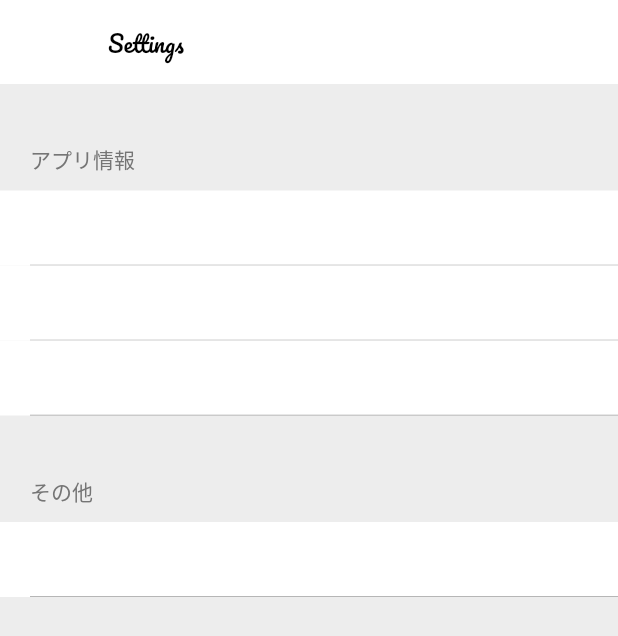
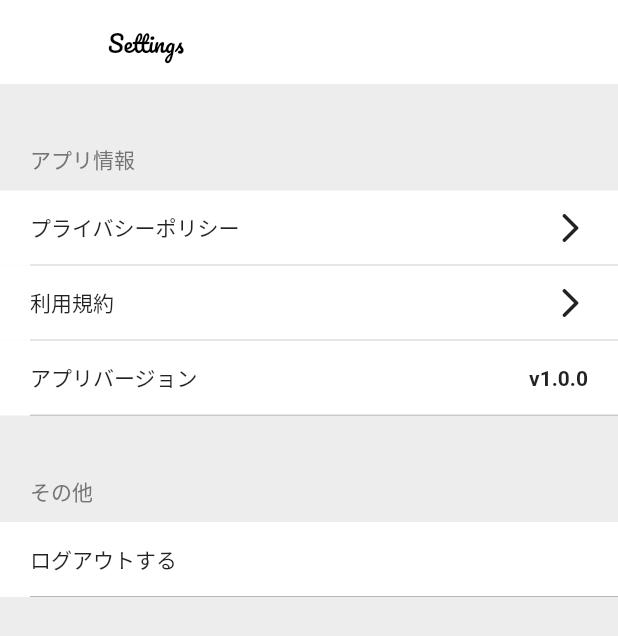
Before and after one commit to shinonome-inc/mobile_kota78_mogi_Qiita, a Flutter app: the SettingPage screen opened directly, on a phone screen of 412 x 824 dp. Shown: the top 636 px of the screen. Run offline on Flutter 3.47's test engine with Material 2 defaults, Android fonts, the phone set to English and light mode, and no system bars; our stand-ins replace webview_flutter.

Commit message:
setting_pageの実装

```diff
--- a/lib/setting_page.dart
+++ b/lib/setting_page.dart
@@ -1,7 +1,14 @@
 import 'package:flutter/material.dart';
+import 'package:webview_flutter/webview_flutter.dart';
 
+class SettingPage extends StatefulWidget {
+  const SettingPage({Key key}) : super(key: key);
 
-class SettingPage extends StatelessWidget {
+  @override
+  _SettingPageState createState() => _SettingPageState();
+}
+
+class _SettingPageState extends State<SettingPage> {
   @override
   Widget build(BuildContext context) {
     return Scaffold(
@@ -31,7 +38,34 @@ class SettingPage extends StatelessWidget {
                   ],
                 ),
               ),
-              Container(height:50.0,decoration: BoxDecoration(color: Colors.white),),
+              InkWell(
+                onTap: (){
+                  showModalBottomSheet(
+                    enableDrag: false,
+                    backgroundColor: Colors.transparent,
+                    context: context,
+                    isScrollControlled: true,
+                    builder: (context) => privacyModal(),
+                  );
+                },
+                child: Container(
+                  constraints: BoxConstraints.tightForFinite(height: 50),
+                  decoration: BoxDecoration(color: Colors.white),
+                  child:Row(
+                    children: [
+                      Padding(
+                        padding: const EdgeInsets.symmetric(vertical: 8.0, horizontal: 20.0),
+                        child: Text("プライバシーポリシー"),
+                      ),
+                      Expanded(child: Container()),
+                      Padding(
+                        padding: const EdgeInsets.symmetric(vertical: 4.0, horizontal: 20.0),
+                        child: Icon(Icons.arrow_forward_ios_rounded),
+                      ),
+                    ],
+                  ),
+                ),
+              ),
               Divider(
                 height: 0,
                 thickness: 0.5,
@@ -39,7 +73,34 @@ class SettingPage extends StatelessWidget {
                 indent: 20,
                 endIndent: 0,
               ),
-              Container(height:50.0,decoration: BoxDecoration(color: Colors.white,),),
+              InkWell(
+                onTap: (){
+                  showModalBottomSheet(
+                      enableDrag: false,
+                      backgroundColor: Colors.transparent,
+                      context: context,
+                      isScrollControlled: true,
+                      builder: (context) => termsModal()
+                  );
+                },
+                child: Container(
+                  constraints: BoxConstraints.tightForFinite(height: 50),
+                  decoration: BoxDecoration(color: Colors.white),
+                  child:Row(
+                    children: [
+                      Padding(
+                        padding: const EdgeInsets.symmetric(vertical: 8.0, horizontal: 20.0),
+                        child: Text("利用規約"),
+                      ),
+                      Expanded(child: Container()),
+                      Padding(
+                        padding: const EdgeInsets.symmetric(vertical: 4.0, horizontal: 20.0),
+                        child: Icon(Icons.arrow_forward_ios_rounded),
+                      ),
+                    ],
+                  ),
+                ),
+              ),
               Divider(
                 height: 0,
                 thickness: 0.5,
@@ -47,7 +108,23 @@ class SettingPage extends StatelessWidget {
                 indent: 20,
                 endIndent: 0,
               ),
-              Container(height:50.0,decoration: BoxDecoration(color: Colors.white,),),
+              Container(
+                constraints: BoxConstraints.tightForFinite(height: 50),
+                decoration: BoxDecoration(color: Colors.white),
+                child:Row(
+                  children: [
+                    Padding(
+                      padding: const EdgeInsets.symmetric(vertical: 8.0, horizontal: 20.0),
+                      child: Text("アプリバージョン"),
+                    ),
+                    Expanded(child: Container()),
+                    Padding(
+                      padding: const EdgeInsets.symmetric(vertical: 4.0, horizontal: 20.0),
+                      child: Text("v1.0.0", style: TextStyle(fontWeight: FontWeight.bold),),
+                    ),
+                  ],
+                ),
+              ),
               Divider(
                 height: 0,
                 thickness: 0.5,
@@ -64,7 +141,22 @@ class SettingPage extends StatelessWidget {
                   ],
                 ),
               ),
-              Container(height:50.0,decoration: BoxDecoration(color: Colors.white,),),
+              InkWell(
+                onTap: () {print("LogOut is tapped");},
+                child: Container(
+                  constraints: BoxConstraints.tightForFinite(height: 50),
+                  decoration: BoxDecoration(color: Colors.white),
+                  child:Row(
+                    children: [
+                      Padding(
+                        padding: const EdgeInsets.symmetric(vertical: 8.0, horizontal: 20.0),
+                        child: Text("ログアウトする"),
+                      ),
+                      Expanded(child: Container()),
+                    ],
+                  ),
+                ),
+              ),
               Divider(
                 height: 0,
                 thickness: 0.5,
@@ -77,4 +169,69 @@ class SettingPage extends StatelessWidget {
         )
     );
   }
+
+  Widget privacyModal() => Container(
+    height: 600,
+    child: Column(
+      children: <Widget>[
+        Expanded(
+          flex:1,
+          child: Container(
+            decoration: BoxDecoration(
+              color: Colors.grey[300],
+              borderRadius: const BorderRadius.only(
+                topRight: const Radius.circular(20),
+                topLeft: const Radius.circular(20),
+              ),
+            ),
+            child: Align(alignment: Alignment.center,
+                child: Text("プライバシーポリシー",
+                  style: TextStyle(color: Colors.black,fontWeight: FontWeight.bold,fontSize: 20),)),
+          ),
+        ),
+        Expanded(
+          flex:10,
+          child: Container(
+            child:WebView(
+              initialUrl: 'https://qiita.com/privacy',
+              javascriptMode: JavascriptMode.unrestricted,
+            ),
+          ),
+        ),
+      ],
+    ),
+  );
+
+  Widget termsModal() => Container(
+    height: 600,
+    child: Column(
+      children: <Widget>[
+        Expanded(
+          flex:1,
+          child: Container(
+            decoration: BoxDecoration(
+              color: Colors.grey[300],
+              borderRadius: const BorderRadius.only(
+                topRight: const Radius.circular(20),
+                topLeft: const Radius.circular(20),
+              ),
+            ),
+            child: Align(alignment: Alignment.center,
+                child: Text("利用規約",
+                  style: TextStyle(color: Colors.black,fontWeight: FontWeight.bold,fontSize: 20),)),
+          ),
+        ),
+        Expanded(
+          flex:10,
+          child: Container(
+            child:WebView(
+              initialUrl: 'https://qiita.com/terms',
+              javascriptMode: JavascriptMode.unrestricted,
+            ),
+          ),
+        ),
+      ],
+    ),
+  );
+
 }
--- a/pubspec.yaml
+++ b/pubspec.yaml
@@ -11,6 +11,7 @@ environment:
 dependencies:
   flutter:
     sdk: flutter
+  webview_flutter: ^0.3.0
 
   cupertino_icons: ^1.0.2
 
```
Also changed, not shown: lib/my_page.dart (+11 -18 lines), 7 other files.
